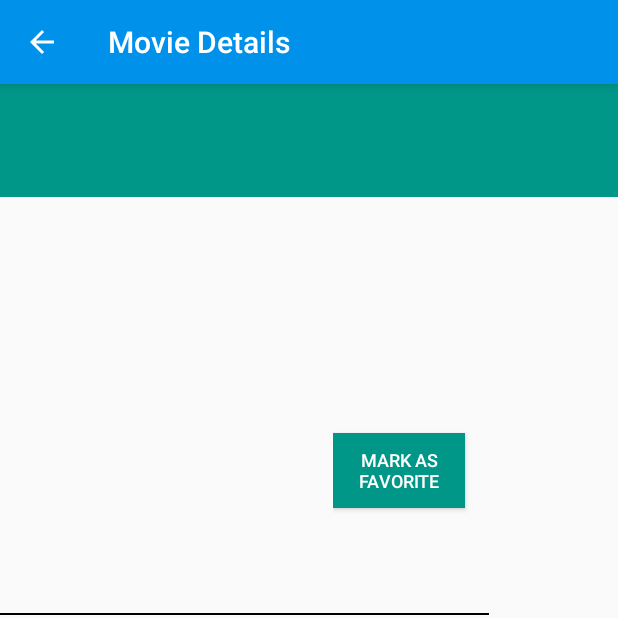
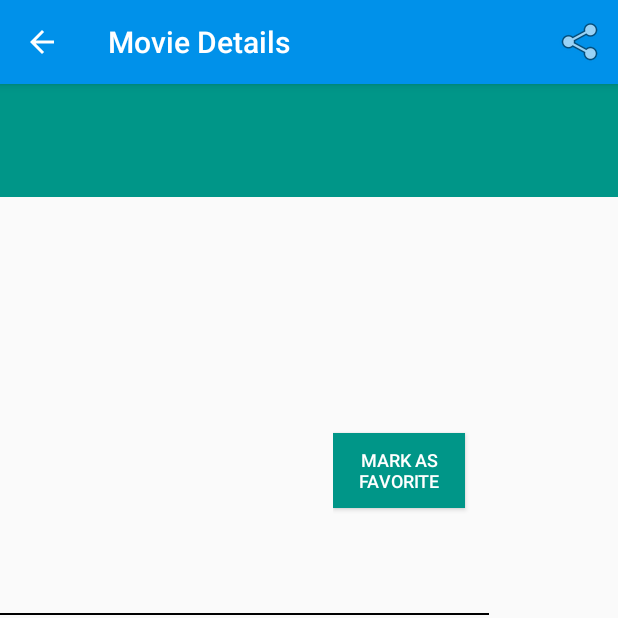
Before and after one commit to rishabhbanga/Android-Nanodegree, an Android app: the DetailFragment screen opened directly, with no data from a screen before it, on a phone screen of 412 x 824 dp, the top half of it. Run offline under Robolectric (Android 15) with nearby library versions, the phone set to English and light mode, and no system bars; our stand-ins replace Picasso; pictures from the network do not load; 1 statement that could not run was skipped.

Commit message:
Added Sharing functionality
Added Sharing functionality

```diff
--- a/TNIMDb/app/src/main/java/rishabhbanga/nanodegree/tnimdb/app/DetailActivity.java
+++ b/TNIMDb/app/src/main/java/rishabhbanga/nanodegree/tnimdb/app/DetailActivity.java
@@ -1,9 +1,13 @@
 package rishabhbanga.nanodegree.tnimdb.app;
 
 
+import android.content.Intent;
+import android.net.Uri;
+import android.support.v4.app.ShareCompat;
 import android.support.v7.app.AppCompatActivity;
 import android.os.Bundle;
 import android.view.Menu;
+import android.view.MenuInflater;
 import android.view.MenuItem;
 
 import rishabhbanga.nanodegree.tnimdb.R;
@@ -11,6 +15,7 @@ import rishabhbanga.nanodegree.tnimdb.R;
 /**
  * Created by erishba on 5/18/2016.
  */
+
 
 public class DetailActivity extends AppCompatActivity {
 
--- a/TNIMDb/app/src/main/java/rishabhbanga/nanodegree/tnimdb/app/DetailFragment.java
+++ b/TNIMDb/app/src/main/java/rishabhbanga/nanodegree/tnimdb/app/DetailFragment.java
@@ -1,6 +1,7 @@
 package rishabhbanga.nanodegree.tnimdb.app;
 
 import android.content.ContentValues;
+import android.content.Intent;
 import android.database.Cursor;
 import android.database.sqlite.SQLiteDatabase;
 import android.net.Uri;
@@ -8,9 +9,13 @@ import android.os.Bundle;
 import android.support.v4.app.Fragment;
 import android.support.v4.app.FragmentManager;
 import android.support.v4.app.LoaderManager;
+import android.support.v4.app.ShareCompat;
 import android.support.v4.content.CursorLoader;
 import android.support.v4.content.Loader;
 import android.view.LayoutInflater;
+import android.view.Menu;
+import android.view.MenuInflater;
+import android.view.MenuItem;
 import android.view.View;
 import android.view.ViewGroup;
 import android.widget.Button;
@@ -35,11 +40,13 @@ public class DetailFragment extends Fragment implements LoaderManager.LoaderCall
     private final String TAG = DetailFragment.class.getSimpleName();
     public static final String MOVIE_KEY = "movie_id";
     private Uri mUri;
+    String trailerKey;
 
     private MyMovie mMyMovie;
     private Button mPlayTrailerButton;
     private Button mSaveFavoriteButton;
     static final String DETAIL_URI = "URI";
+    public static final String YOUTUBE_INTENT_BASE_URI = "vnd.youtube://";
 
     private static final String[] MOVIE_COLUMNS = {
 
@@ -71,6 +78,11 @@ public class DetailFragment extends Fragment implements LoaderManager.LoaderCall
     public DetailFragment() {
     }
 
+    public void onCreate(Bundle savedInstanceState) {
+        super.onCreate(savedInstanceState);
+        setHasOptionsMenu(true);
+    }
+
     @Override
     public void onSaveInstanceState(Bundle outState) {
         outState.putInt(MOVIE_KEY, mMovieId);
@@ -81,6 +93,37 @@ public class DetailFragment extends Fragment implements LoaderManager.LoaderCall
     public void onResume() {
         super.onResume();
         Bundle arguments = getArguments();
+    }
+
+    public void onCreateOptionsMenu(Menu menu, MenuInflater inflater) {
+        // Inflate the menu; this adds items to the action bar if it is present.
+        inflater.inflate(R.menu.menu_detail, menu);
+        // Retrieve the share menu item
+        MenuItem menuItem = menu.findItem(R.id.action_share);
+    }
+
+    @Override
+    public boolean onOptionsItemSelected(MenuItem item) {
+        // Handle action bar item clicks here. The action bar will
+        // automatically handle clicks on the Home/Up button, so long
+        // as you specify a parent activity in AndroidManifest.xml.
+        int id = item.getItemId();
+
+        if (id == R.id.action_share) {
+            shareMovieTrailerUrl();
+        }
+
+        return super.onOptionsItemSelected(item);
+    }
+
+    // method shares the  youtube url to social media
+    private void shareMovieTrailerUrl() {
+        Intent shareIntent = ShareCompat.IntentBuilder.from(getActivity()).setType("text/plain")
+                .setText(Uri.parse("Check this out!!" + "\n" + YOUTUBE_INTENT_BASE_URI + trailerKey).toString())
+                .getIntent();
+        if (shareIntent.resolveActivity(getActivity().getPackageManager()) != null) {
+            startActivity(shareIntent);
+        }
     }
 
     @Override
@@ -100,7 +143,6 @@ public class DetailFragment extends Fragment implements LoaderManager.LoaderCall
 
         return inflater.inflate(R.layout.fragment_detail, container, false);
     }
-
 
     @Override
     public void onActivityCreated(Bundle savedInstanceState) {
@@ -214,8 +256,6 @@ public class DetailFragment extends Fragment implements LoaderManager.LoaderCall
                         mPlayTrailerButton.setOnClickListener(new View.OnClickListener(){
                             @Override
                             public void onClick(View v){
-                                //openBrowserToView(moiveId);
-                                //openYourTubeToView(moiveId);
                                 FragmentManager fm = getActivity()
                                         .getSupportFragmentManager();
                                 PlayVideoFragment dialog = PlayVideoFragment.newInstance(moiveId);
--- a/TNIMDb/app/src/main/java/rishabhbanga/nanodegree/tnimdb/app/MainFragment.java
+++ b/TNIMDb/app/src/main/java/rishabhbanga/nanodegree/tnimdb/app/MainFragment.java
@@ -1,13 +1,18 @@
 package rishabhbanga.nanodegree.tnimdb.app;
 
+import android.content.Intent;
 import android.database.Cursor;
 import android.net.Uri;
 import android.os.Bundle;
 import android.support.v4.app.Fragment;
 import android.support.v4.app.LoaderManager;
+import android.support.v4.app.ShareCompat;
 import android.support.v4.content.CursorLoader;
 import android.support.v4.content.Loader;
 import android.view.LayoutInflater;
+import android.view.Menu;
+import android.view.MenuInflater;
+import android.view.MenuItem;
 import android.view.View;
 import android.view.ViewGroup;
 import android.widget.AdapterView;
--- a/TNIMDb/app/src/main/res/layout/fragment_detail.xml
+++ b/TNIMDb/app/src/main/res/layout/fragment_detail.xml
@@ -1,8 +1,8 @@
 <ScrollView xmlns:android="http://schemas.android.com/apk/res/android"
-            xmlns:tools="http://schemas.android.com/tools"
-            android:layout_width="match_parent"
-            android:layout_height="match_parent"
-            tools:context="rishabhbanga.nanodegree.tnimdb.app.DetailFragment">
+    xmlns:tools="http://schemas.android.com/tools"
+    android:layout_width="match_parent"
+    android:layout_height="match_parent"
+    tools:context="rishabhbanga.nanodegree.tnimdb.app.DetailFragment">
 
     <LinearLayout
         android:layout_width="match_parent"
@@ -136,7 +136,8 @@
                     android:paddingLeft="@dimen/activity_horizontal_margin"
                     android:visibility="visible"
                     android:drawableLeft="@drawable/start"
-                    android:background="@android:color/transparent"/>
+                    android:background="@android:color/transparent"
+                    android:onClick="onClick"/>
 
                 <View
                     android:layout_width="326dp"
--- a/TNIMDb/app/src/main/res/menu/menu_detail.xml
+++ b/TNIMDb/app/src/main/res/menu/menu_detail.xml
@@ -2,8 +2,10 @@
       xmlns:app="http://schemas.android.com/apk/res-auto"
       xmlns:tools="http://schemas.android.com/tools"
       tools:context="rishabhbanga.nanodegree.tnimdb.DetailActivity">
-    <item android:id="@+id/action_settings"
-          android:title="@string/title_activity_settings"
-          android:orderInCategory="100"
-          app:showAsAction="never"/>
+    <item
+        android:id="@+id/action_share"
+        android:icon="@android:drawable/ic_menu_share"
+        android:orderInCategory="100"
+        android:title="share"
+        app:showAsAction="always" />
 </menu>
--- a/TNIMDb/app/src/main/res/values/arrays.xml
+++ b/TNIMDb/app/src/main/res/values/arrays.xml
@@ -3,9 +3,11 @@
     <string-array name="pref_sort_by_options">
         <item>@string/pref_sort_by_popularity_label</item>
         <item>@string/pref_sort_by_highest_rated_label</item>
+        <item>@string/pref_sort_by_favorite_rated_label</item>
     </string-array>
     <string-array name="pref_sort_by_key">
         <item>@string/pref_sort_by_popularity</item>
         <item>@string/pref_sort_by_highest_rated</item>
+        <item>@string/pref_sort_by_favorite_rated</item>
     </string-array>
 </resources>
--- a/TNIMDb/app/src/main/res/values/strings.xml
+++ b/TNIMDb/app/src/main/res/values/strings.xml
@@ -12,9 +12,11 @@
     <string name="pref_sort_by_key" translatable="false">sort_by</string>
     <string name="pref_sort_by_popularity" translatable="false">popularity.desc</string>
     <string name="pref_sort_by_highest_rated" translatable="false">vote_average.desc</string>
+    <string name="pref_sort_by_favorite_rated" translatable="false">favorite</string>
 
     <string name="pref_sort_by_popularity_label" translatable="false">Popularity</string>
     <string name="pref_sort_by_highest_rated_label" translatable="false">Highest Rated</string>
+    <string name="pref_sort_by_favorite_rated_label" translatable="false">Favorites</string>
 
     <string name="content_authority">rishabhbanga.nanodegree.tnimdb</string>
     <string name="sync_account_type">tnimdb.nanodegree.rishabhbanga</string>
```
Also changed, not shown: TNIMDb/app/src/main/java/rishabhbanga/nanodegree/tnimdb/app/MyMovie.java (+9 -0 lines), 110 other files.
